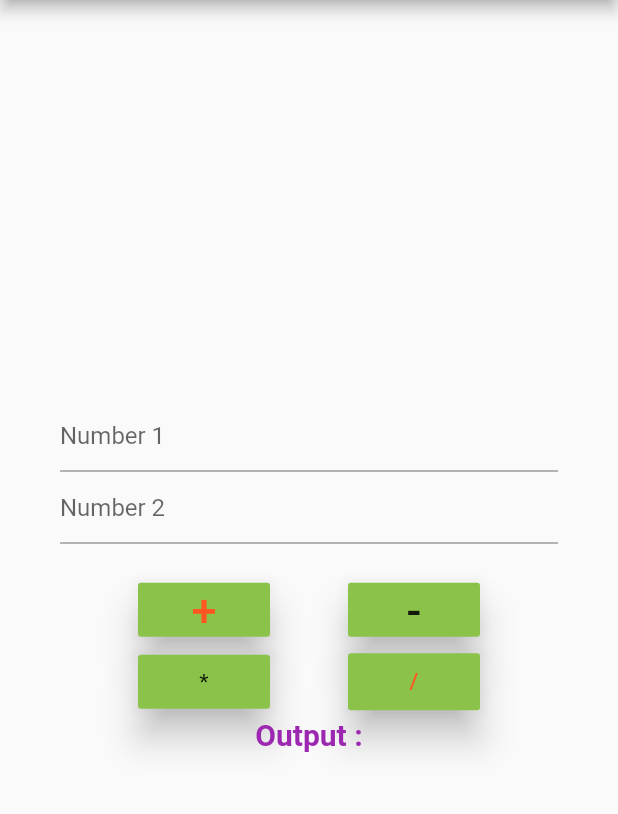
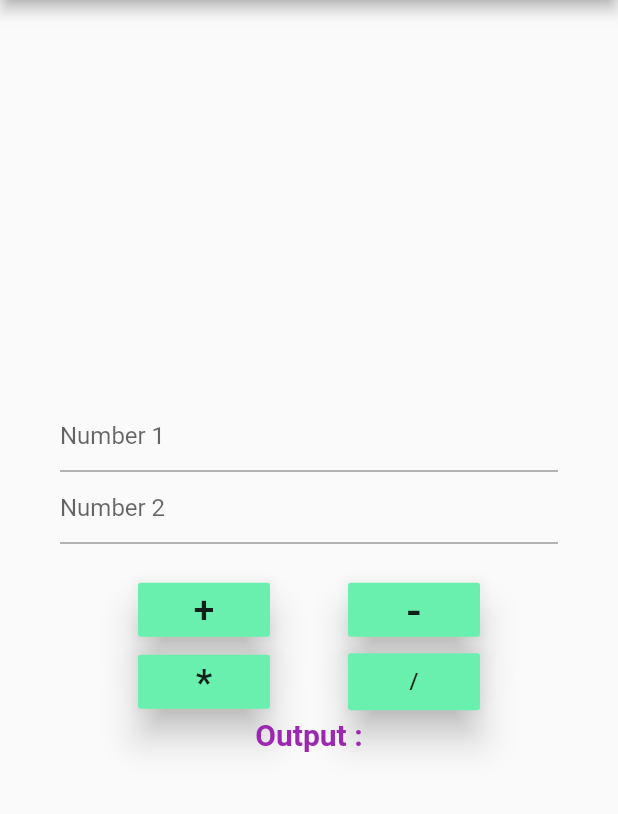
Before and after one commit to vaibhavbisht06/Calculator-Flutter, a Flutter app: the screen it shows after launch, on a phone screen of 412 x 824 dp, the part 84-898 px from its top. Run offline on Flutter 3.47's test engine with Material 2 defaults, Android fonts, the phone set to English and light mode, and no system bars.

Commit message:
Improvised UI

```diff
--- a/calculator/lib/home_page.dart
+++ b/calculator/lib/home_page.dart
@@ -33,17 +33,16 @@ class _HomePageState extends State<HomePage> {
               mainAxisAlignment: MainAxisAlignment.spaceEvenly,
               children: <Widget>[
                 new MaterialButton(
-                  child: new Text("+",style: TextStyle(fontSize: 30.0),),
+                  child: new Text("+",style: TextStyle(fontSize: 25.0),),
                   onPressed: (){} ,
                   elevation: 10.0,
-                  color:Colors.lightGreen,
-                  textColor: Colors.deepOrange,
+                  color:Colors.greenAccent,
                 ),
                 new MaterialButton(
                   child: new Text("-",style: TextStyle(fontSize: 30.0),),
                   onPressed: (){} ,
                   elevation: 10.0,
-                  color:Colors.lightGreen,
+                  color:Colors.greenAccent,
                 )
               ],
             ),
@@ -51,18 +50,17 @@ class _HomePageState extends State<HomePage> {
               mainAxisAlignment: MainAxisAlignment.spaceEvenly,
               children: <Widget>[
                 new MaterialButton(
-                  child: new Text("*"),
+                  child: new Text("*",style: TextStyle(fontSize: 25.0),),
                   onPressed: (){} ,
                   elevation: 10.0,
-                  color:Colors.lightGreen,
+                  color:Colors.greenAccent,
                 ),
                 new MaterialButton(
                   child: new Text("/",style: TextStyle(fontSize: 15.0),),
                   padding: EdgeInsets.all(10.0),
                   elevation: 10.0,
-                  textColor: Colors.deepOrange,
                   onPressed: (){} ,
-                  color:Colors.lightGreen,
+                  color:Colors.greenAccent,
                 ),
               ],
             ),
```
